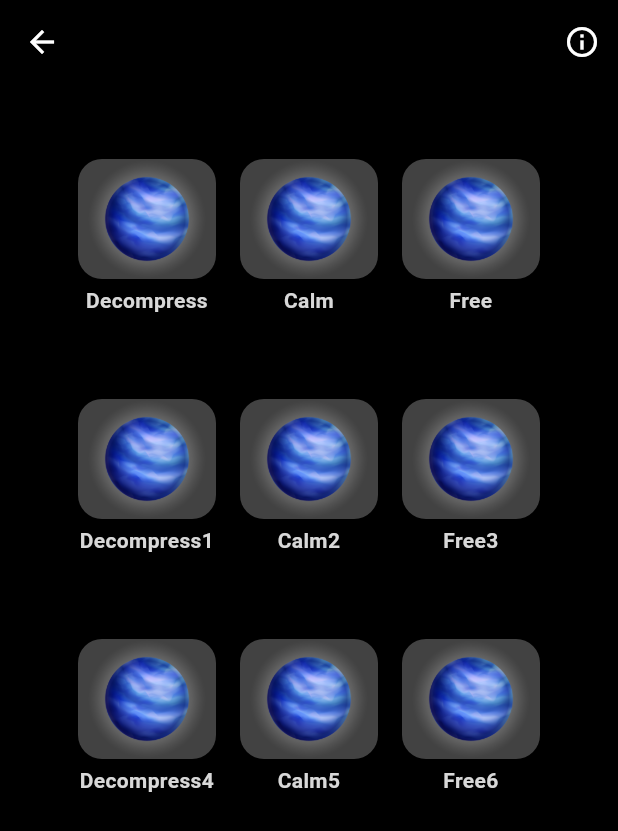
After one commit to nayan1306/aarav, a Flutter app: the HealthPage screen opened directly, on a phone screen of 412 x 824 dp. The commit adds this screen. Shown: the top 831 px of the screen. Run offline on Flutter 3.47's test engine with Material 3 defaults, Android fonts, the phone set to English and light mode, and no system bars; our stand-ins replace audioplayers, salomon_bottom_bar.

Commit message:
added health page

```diff
--- a/lib/Pages/breathing/breathingpage.dart
+++ b/lib/Pages/breathing/breathingpage.dart
@@ -1,5 +1,6 @@
 import 'package:aarav/Pages/breathing/breathingpages/calmpage.dart';
 import 'package:aarav/Pages/breathing/breathingpages/energypage.dart';
+import 'package:aarav/Pages/breathing/breathingpages/healthpage.dart';
 import 'package:aarav/Pages/breathing/breathingpages/nighttimepage.dart';
 import 'package:aarav/Pages/breathing/breathingpages/performancepage.dart';
 import 'package:aarav/widgets/breathingcard.dart';
@@ -126,7 +127,7 @@ class _BreathingPageState extends State<BreathingPage> {
                     "assets/images/breathing/box_breathing-removebg-preview-min.png",
                 title: "Health",
                 subtitle: "Relax and inhale deeply",
-                nextPage: CalmPage(),
+                nextPage: HealthPage(),
               ),
               BreathingContainerCard(
                 assetImagePath:
--- /dev/null
+++ b/lib/Pages/breathing/breathingpages/healthpage.dart
@@ -0,0 +1,80 @@
+import 'package:aarav/Pages/breathing/breathinglandingpage.dart';
+import 'package:aarav/widgets/breathingcard.dart';
+import 'package:flutter/material.dart';
+
+class HealthPage extends StatefulWidget {
+  const HealthPage({super.key});
+
+  @override
+  State<HealthPage> createState() => _CalmPageState();
+}
+
+class _CalmPageState extends State<HealthPage> {
+  final List<Map<String, dynamic>> breathingExercises = [
+    {"title": "Decompress", "image": "assets/images/sphere.png"},
+    {"title": "Calm", "image": "assets/images/sphere.png"},
+    {"title": "Free", "image": "assets/images/sphere.png"},
+    {"title": "Decompress1", "image": "assets/images/sphere.png"},
+    {"title": "Calm2", "image": "assets/images/sphere.png"},
+    {"title": "Free3", "image": "assets/images/sphere.png"},
+    {"title": "Decompress4", "image": "assets/images/sphere.png"},
+    {"title": "Calm5", "image": "assets/images/sphere.png"},
+    {"title": "Free6", "image": "assets/images/sphere.png"},
+  ];
+
+  Widget _buildBreathingTileRow(List<Map<String, dynamic>> items) {
+    return Row(
+      mainAxisAlignment: MainAxisAlignment.center,
+      children:
+          items.map((exercise) {
+            return Padding(
+              padding: const EdgeInsets.symmetric(horizontal: 4),
+              child: BreathingTileAnimated(
+                assetImagePath: exercise["image"],
+                title: exercise["title"],
+                onTap: () {
+                  print("Tapped: ${exercise["title"]}"); // Debug log
+                  Navigator.of(context).push(
+                    MaterialPageRoute(
+                      builder:
+                          (context) => BreathingLandingPage(
+                            assetImagePath: exercise["image"],
+                            title: exercise["title"],
+                            durations: [2, 1, 2, 1],
+                          ),
+                    ),
+                  );
+                },
+              ),
+            );
+          }).toList(),
+    );
+  }
+
+  @override
+  Widget build(BuildContext context) {
+    return Scaffold(
+      appBar: AppBar(
+        backgroundColor: Colors.black,
+        leading: const BackButton(color: Colors.white),
+        actions: [
+          IconButton(
+            icon: const Icon(Icons.info_outline, color: Colors.white),
+            onPressed: () {},
+          ),
+        ],
+      ),
+      body: ListView(
+        padding: const EdgeInsets.all(16),
+        children: [
+          const SizedBox(height: 30),
+          _buildBreathingTileRow(breathingExercises.sublist(0, 3)),
+          const SizedBox(height: 30),
+          _buildBreathingTileRow(breathingExercises.sublist(3, 6)),
+          const SizedBox(height: 30),
+          _buildBreathingTileRow(breathingExercises.sublist(6, 9)),
+        ],
+      ),
+    );
+  }
+}
```
